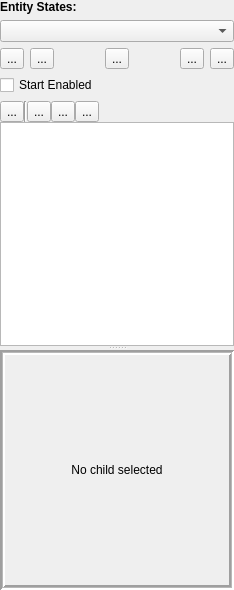
This is DesignerTool/src/Entity/EntityWidget.ui in GameOverture/HarmonyEngine as Qt 5 draws it before an edit. The edited form follows.
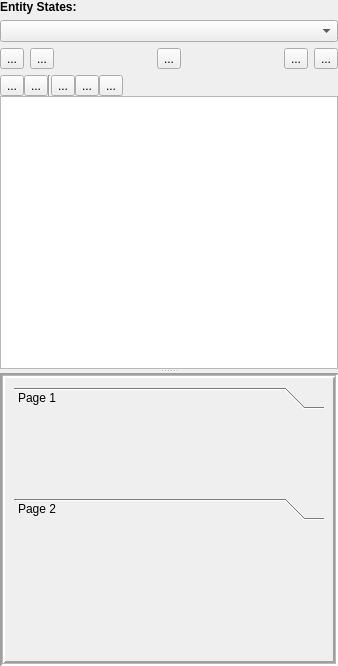
This is the edited form. The open tabs and pages were chosen to show the change. Icons and pictures are not drawn. Custom widgets are drawn as their Qt base class.

Commit message: Entity widget design

Diff of the .ui file:
```diff
--- a/DesignerTool/src/Entity/EntityWidget.ui
+++ b/DesignerTool/src/Entity/EntityWidget.ui
@@ -6,8 +6,8 @@
    <rect>
     <x>0</x>
     <y>0</y>
-    <width>213</width>
-    <height>590</height>
+    <width>338</width>
+    <height>666</height>
    </rect>
   </property>
   <property name="windowTitle">
@@ -117,13 +117,6 @@
      </item>
     </layout>
    </item>
-   <item>
-    <widget class="QCheckBox" name="chkStartEnabled">
-     <property name="text">
-      <string>Start Enabled</string>
-     </property>
-    </widget>
-   </item>
    <item>
     <layout class="QVBoxLayout" name="verticalLayout_8">
      <property name="spacing">
@@ -138,6 +131,13 @@
          </property>
         </widget>
        </item>
+       <item>
+        <widget class="QToolButton" name="btnAddChildPrimitive">
+         <property name="text">
+          <string>...</string>
+         </property>
+        </widget>
+       </item>
        <item>
         <widget class="Line" name="line">
          <property name="orientation">
@@ -232,6 +232,56 @@
           </item>
          </layout>
         </widget>
+        <widget class="QWidget" name="pageEntity">
+         <layout class="QVBoxLayout" name="verticalLayout_2">
+          <item>
+           <widget class="EntityCommon" name="commonTools">
+            <property name="currentIndex">
+             <number>0</number>
+            </property>
+            <widget class="QWidget" name="page">
+             <property name="geometry">
+              <rect>
+               <x>0</x>
+               <y>0</y>
+               <width>308</width>
+               <height>79</height>
+              </rect>
+             </property>
+             <attribute name="label">
+              <string>Page 1</string>
+             </attribute>
+            </widget>
+            <widget class="QWidget" name="page_2">
+             <property name="geometry">
+              <rect>
+               <x>0</x>
+               <y>0</y>
+               <width>308</width>
+               <height>79</height>
+              </rect>
+             </property>
+             <attribute name="label">
+              <string>Page 2</string>
+             </attribute>
+            </widget>
+           </widget>
+          </item>
+          <item>
+           <spacer name="verticalSpacer">
+            <property name="orientation">
+             <enum>Qt::Vertical</enum>
+            </property>
+            <property name="sizeHint" stdset="0">
+             <size>
+              <width>20</width>
+              <height>40</height>
+             </size>
+            </property>
+           </spacer>
+          </item>
+         </layout>
+        </widget>
         <widget class="QWidget" name="pageSprite">
          <layout class="QVBoxLayout" name="verticalLayout_7">
           <property name="leftMargin">
@@ -535,6 +585,14 @@
    </property>
   </action>
  </widget>
+ <customwidgets>
+  <customwidget>
+   <class>EntityCommon</class>
+   <extends>QToolBox</extends>
+   <header>EntityCommon.h</header>
+   <container>1</container>
+  </customwidget>
+ </customwidgets>
  <resources>
   <include location="../res/DesignerTool.qrc"/>
  </resources>
```
Left out of the diff: 26 changed lines with no effect on the pictures. The commit also changes 4 other files.
